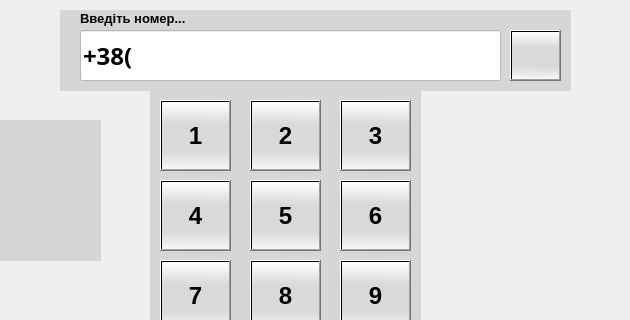
Above: dialognumpad.ui from Normandez/LM before the change; both pictures show x 90 to 720 and y 0 to 320 of the 720 by 530 pixel window. Below: the same form after it.
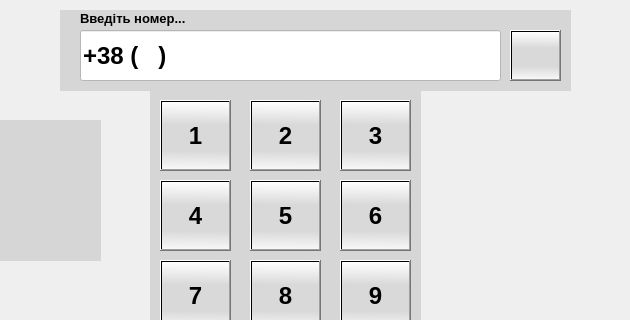
That is the form after the change. Icons and pictures are not drawn.

What changed in the file:
```diff
--- a/dialognumpad.ui
+++ b/dialognumpad.ui
@@ -334,11 +334,9 @@
     </property>
     <property name="font">
      <font>
-      <family>5pt MS Shell Dlg 2</family>
       <pointsize>18</pointsize>
-      <weight>2</weight>
-      <italic>false</italic>
-      <bold>false</bold>
+      <weight>75</weight>
+      <bold>true</bold>
      </font>
     </property>
     <property name="styleSheet">
@@ -350,7 +348,7 @@
 </string>
     </property>
     <property name="text">
-     <string>+38(</string>
+     <string>+38 (   ) </string>
     </property>
    </widget>
   </widget>
```
Left out of the diff: 3 changed lines with no effect on the pictures.
